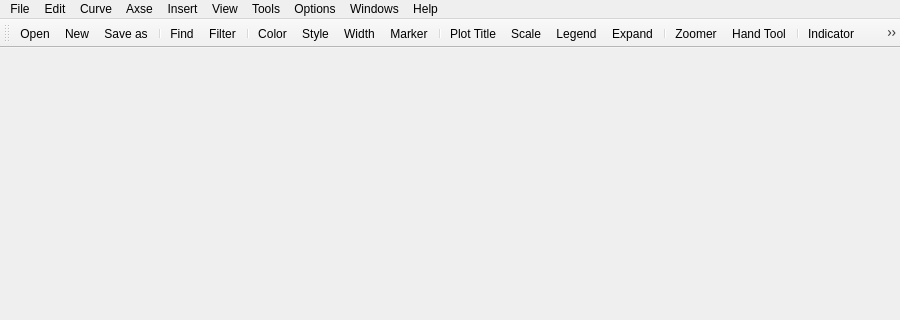
Old version of the form icurve_v2.1/icurve/resource/icurve.ui in the repository Sunfe/icurve; both pictures show x 0 to 900 and y 0 to 320 of the 900 by 600 pixel window.
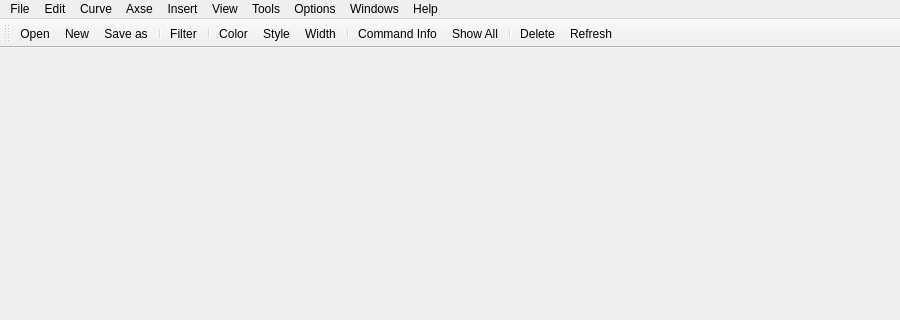
New version of the form. Icons and pictures are not drawn.

```diff
--- a/icurve_v2.1/icurve/resource/icurve.ui
+++ b/icurve_v2.1/icurve/resource/icurve.ui
@@ -190,35 +190,22 @@
     <enum>TopToolBarArea</enum>
    </attribute>
    <attribute name="toolBarBreak">
-    <bool>false</bool>
+    <bool>true</bool>
    </attribute>
    <addaction name="actionOpen"/>
    <addaction name="actionNew"/>
    <addaction name="actionSaveAs"/>
    <addaction name="separator"/>
-   <addaction name="actionFind"/>
    <addaction name="actionFilter"/>
    <addaction name="separator"/>
    <addaction name="actionColor"/>
    <addaction name="actionStyle"/>
    <addaction name="actionWidth"/>
-   <addaction name="actionMarker"/>
    <addaction name="separator"/>
-   <addaction name="actionTitle"/>
-   <addaction name="actionAxseScale"/>
-   <addaction name="actionLegend"/>
-   <addaction name="actionExpand"/>
-   <addaction name="separator"/>
-   <addaction name="actionZoom"/>
-   <addaction name="actionHandMove"/>
-   <addaction name="separator"/>
-   <addaction name="actionIndicator"/>
    <addaction name="actionInfo"/>
    <addaction name="actionShowAll"/>
    <addaction name="separator"/>
-   <addaction name="actionRemove"/>
    <addaction name="actionDelete"/>
-   <addaction name="separator"/>
    <addaction name="actionRefresh"/>
   </widget>
   <action name="actionOpen">
```
Left out of the diff: 3 changed lines with no effect on the pictures.
